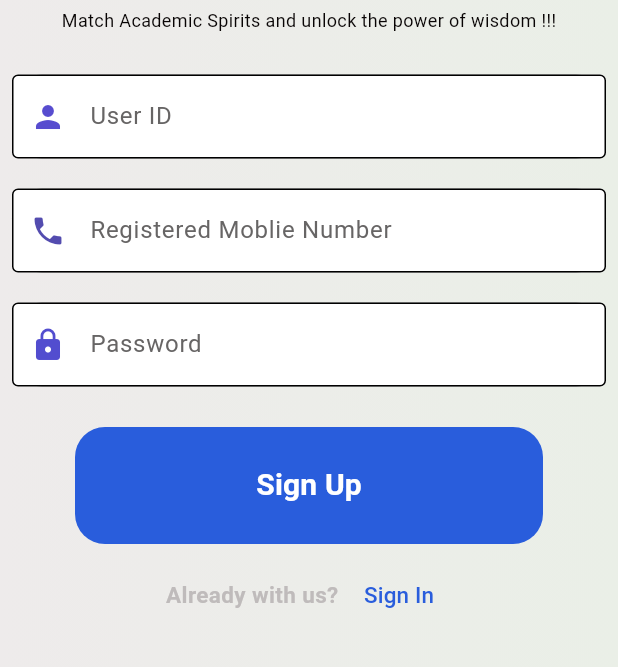
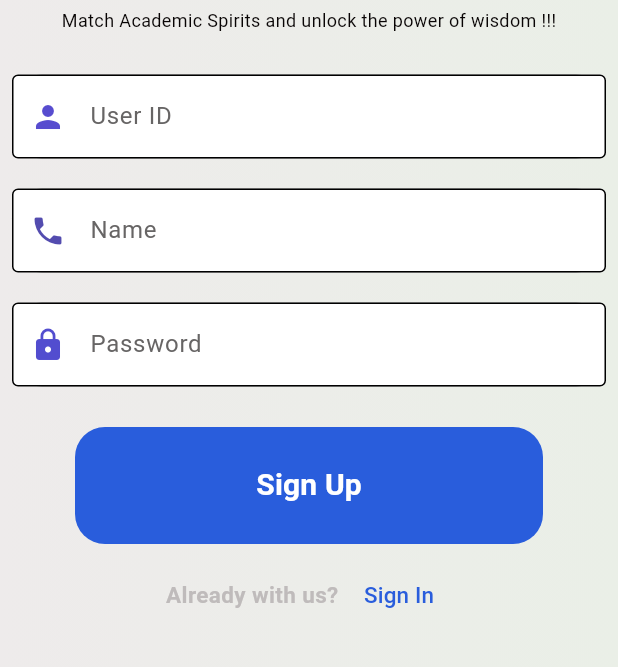
Before and after one commit to TeamNakamuradev/StudyR, a Flutter app: the SignupPage screen opened by its route, after a tap on "Sign Up", on a phone screen of 412 x 824 dp, the part 203-870 px from its top. Run offline on Flutter 3.47's test engine with Material 3 defaults, Android fonts, the phone set to English and light mode, and no system bars; our stand-ins replace dash_chat_2, flutter_swiper_null_safety, jwt_decoder, shared_preferences, swipe_cards; missing offline and left inert: syncfusion_flutter_pdfviewer; accounts and stored records are empty; network calls fail.

Commit message:
signup base conn

```diff
--- a/lib/screens/signup.dart
+++ b/lib/screens/signup.dart
@@ -1,8 +1,10 @@
 import 'dart:io';
 import 'package:flutter/material.dart';
+import 'package:flutter/widgets.dart';
 import 'dart:convert';
-import 'package:http/io_client.dart';
+import 'package:http/http.dart' as http;
 import 'package:shared_preferences/shared_preferences.dart';
+import 'package:studyr/secrets.dart';
 
 class HexColor extends Color {
   static int _getColorFromHex(String hexColor) {
@@ -27,18 +29,35 @@ class SignupPage extends StatefulWidget {
 class _SignupPageState extends State<SignupPage> {
   final idController =
       TextEditingController(); // Create a controller for the username
-  final rmnController =
-      TextEditingController(); // Create a controller for the mobileNumber
-  final uidController =
-      TextEditingController(); // Create a controller for the identificationNumber
   final pwdController =
       TextEditingController(); // Create a controller for the password
+  final fnameController = TextEditingController();
+
+  void showSignupFailedPopup(BuildContext context) {
+    showDialog(
+      context: context,
+      builder: (BuildContext context) {
+        return AlertDialog(
+          title: Text('Signup Failed'),
+          content: Text('There was an error during signup.'),
+          actions: <Widget>[
+            ElevatedButton(
+              onPressed: () {
+                Navigator.of(context).pop();
+              },
+              child: Text('Close'),
+            )
+          ],
+        );
+      },
+    );
+  }
+
   @override
   void dispose() {
     idController.dispose();
     pwdController.dispose();
-    rmnController.dispose();
-    uidController.dispose();
+    fnameController.dispose();
     super.dispose();
   }
 
@@ -135,7 +154,7 @@ class _SignupPageState extends State<SignupPage> {
                     child: Padding(
                       padding: const EdgeInsets.only(left: 0.0),
                       child: TextField(
-                        controller: rmnController,
+                        controller: fnameController,
                         decoration: const InputDecoration(
                           filled: true,
                           fillColor: Colors.white,
@@ -149,7 +168,7 @@ class _SignupPageState extends State<SignupPage> {
                             Icons.phone,
                             color: Color.fromARGB(255, 83, 76, 175),
                           ),
-                          hintText: "Registered Moblie Number",
+                          hintText: "Name",
                           hintStyle: TextStyle(
                             color: Color.fromARGB(255, 103, 101, 101),
                           ),
@@ -213,36 +232,36 @@ class _SignupPageState extends State<SignupPage> {
                       onPressed: () async {
                         SharedPreferences prefs =
                             await SharedPreferences.getInstance();
-                        prefs.setString('username', idController.text);
-                        prefs.setString('org', uidController.text);
-                        prefs.setString('rmn', rmnController.text);
-                        prefs.setString('password', pwdController.text);
 
-                        var url = Uri.https('localhost:3000', '/signup');
-                        var httpClient = HttpClient();
-                        httpClient.badCertificateCallback =
-                            (X509Certificate cert, String host, int port) {
-                          return true;
-                        };
-                        var ioClient = IOClient(httpClient);
+                        // prefs.setString('username', idController.text);
+                        // prefs.setString('fullname', fnameController.text);
+                        // prefs.setString('password', pwdController.text);
 
-                        var response = await ioClient.post(
+                        var url = Uri.parse("$server_url/register");
+                        // var httpClient = HttpClient();
+                        // httpClient.badCertificateCallback =
+                        //     (X509Certificate cert, String host, int port) {
+                        //   return true;
+                        // };
+                        // var ioClient = IOClient(httpClient);
+
+                        var response = await http.post(
                           url,
                           headers: {"Content-Type": "application/json"},
                           body: jsonEncode({
                             'username': idController.text,
-                            'org': uidController.text,
-                            'rmn': rmnController.text,
+                            'name': fnameController.text,
                             'password': pwdController.text,
                           }),
                         );
                         var statusCode = response.statusCode;
-                        ioClient.close();
 
                         if (statusCode == 200) {
                           Navigator.pushNamed(context, '/login');
                         } else {
                           print("Signup Failed");
+                          showSignupFailedPopup(context);
+
                         }
                       },
                       child: const Center(
```
